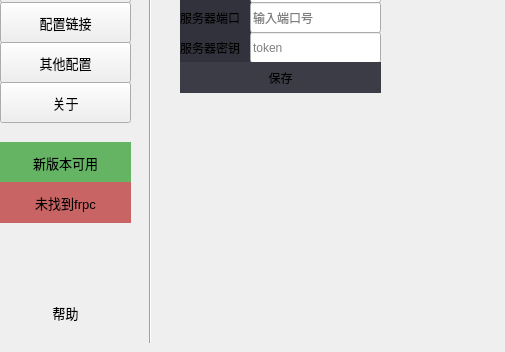
The window that ui/main.ui (LyceenAiro/EazyFrpSetting) describes before a commit, drawn with Qt 5; both pictures show x 0 to 505 and y 148 to 500 of the 800 by 500 pixel window.
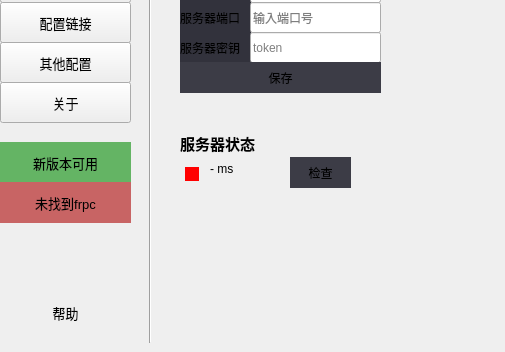
The same window after the commit. The open tabs and pages were chosen to show the change.

Commit message: v2.1.1：完全开放端口，添加了检查服务器状态的功能

What changed in the file:
```diff
--- a/ui/main.ui
+++ b/ui/main.ui
@@ -561,6 +561,88 @@
        <string/>
       </property>
      </widget>
+     <widget class="QLabel" name="label_25">
+      <property name="geometry">
+       <rect>
+        <x>20</x>
+        <y>270</y>
+        <width>91</width>
+        <height>31</height>
+       </rect>
+      </property>
+      <property name="font">
+       <font>
+        <pointsize>11</pointsize>
+        <bold>true</bold>
+       </font>
+      </property>
+      <property name="text">
+       <string>服务器状态</string>
+      </property>
+      <property name="alignment">
+       <set>Qt::AlignLeading|Qt::AlignLeft|Qt::AlignTop</set>
+      </property>
+      <property name="wordWrap">
+       <bool>false</bool>
+      </property>
+     </widget>
+     <widget class="QLabel" name="server_service">
+      <property name="geometry">
+       <rect>
+        <x>25</x>
+        <y>305</y>
+        <width>14</width>
+        <height>14</height>
+       </rect>
+      </property>
+      <property name="styleSheet">
+       <string notr="true">QLabel {
+            background-color: rgb(255, 0, 0);
+            border-radius: 0px;
+}</string>
+      </property>
+      <property name="text">
+       <string/>
+      </property>
+     </widget>
+     <widget class="QLabel" name="server_ping">
+      <property name="geometry">
+       <rect>
+        <x>50</x>
+        <y>300</y>
+        <width>71</width>
+        <height>20</height>
+       </rect>
+      </property>
+      <property name="text">
+       <string>- ms</string>
+      </property>
+      <property name="alignment">
+       <set>Qt::AlignLeading|Qt::AlignLeft|Qt::AlignTop</set>
+      </property>
+     </widget>
+     <widget class="QPushButton" name="server_check">
+      <property name="geometry">
+       <rect>
+        <x>130</x>
+        <y>295</y>
+        <width>61</width>
+        <height>31</height>
+       </rect>
+      </property>
+      <property name="styleSheet">
+       <string notr="true">QPushButton {
+            background-color: rgb(60, 60, 70);
+            border-radius: 0px;
+}
+QPushButton:hover {
+            background-color: rgb(80, 160, 80);
+}</string>
+      </property>
+      <property name="text">
+       <string>检查</string>
+      </property>
+     </widget>
     </widget>
     <widget class="QWidget" name="page1">
      <widget class="Line" name="line_3">
```
Left out of the diff: 2 changed lines with no effect on the pictures. The commit also changes 6 other files.
